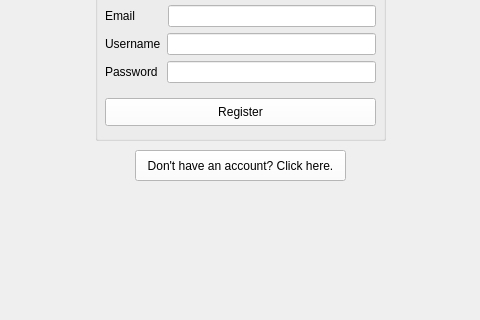
This is brainstorm/brainstorm/forms/mainWindow.ui in codingburgas/school-project-assignment-codex as Qt 5 draws it before an edit; both pictures show x 345 to 825 and y 340 to 660 of the 1160 by 660 pixel window. The edited form follows.
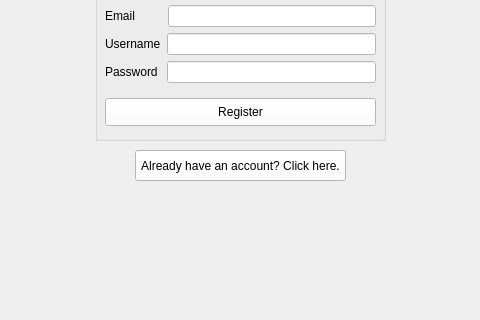
This is the edited form. Icons and pictures are not drawn.

Diff of the .ui file:
```diff
--- a/brainstorm/brainstorm/forms/mainWindow.ui
+++ b/brainstorm/brainstorm/forms/mainWindow.ui
@@ -331,7 +331,7 @@
 background-color: white;</string>
      </property>
      <property name="text">
-      <string>Don't have an account? Click here.</string>
+      <string>Already have an account? Click here.</string>
      </property>
     </widget>
    </widget>
```
Left out of the diff: 2 changed lines with no effect on the pictures.
